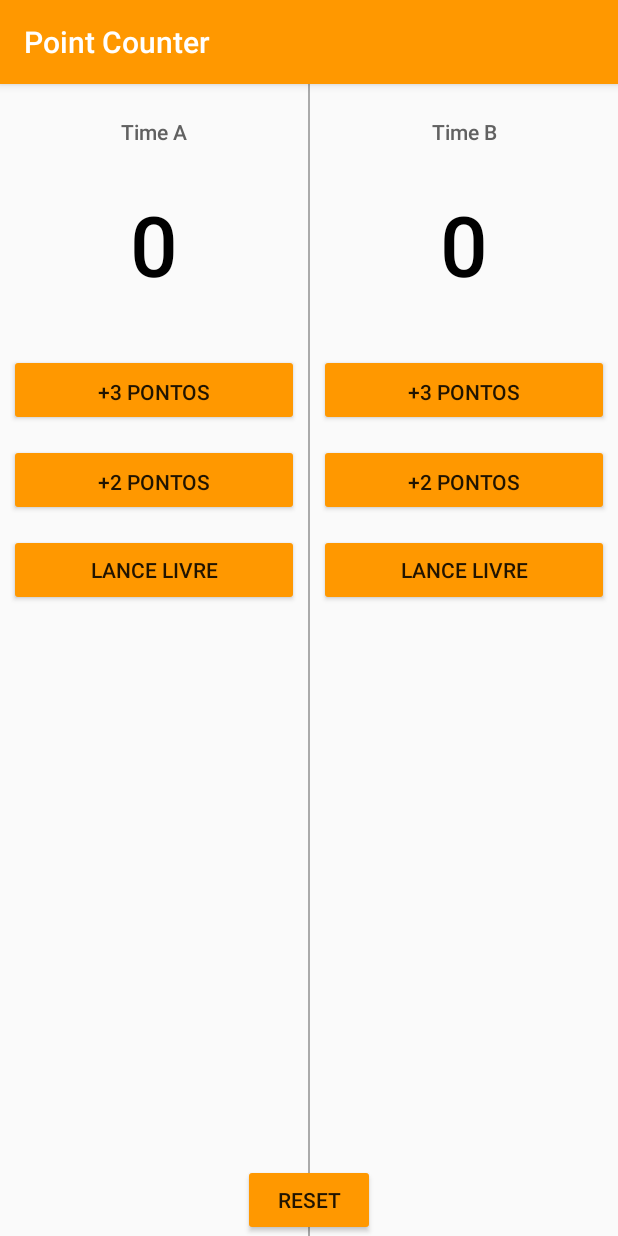
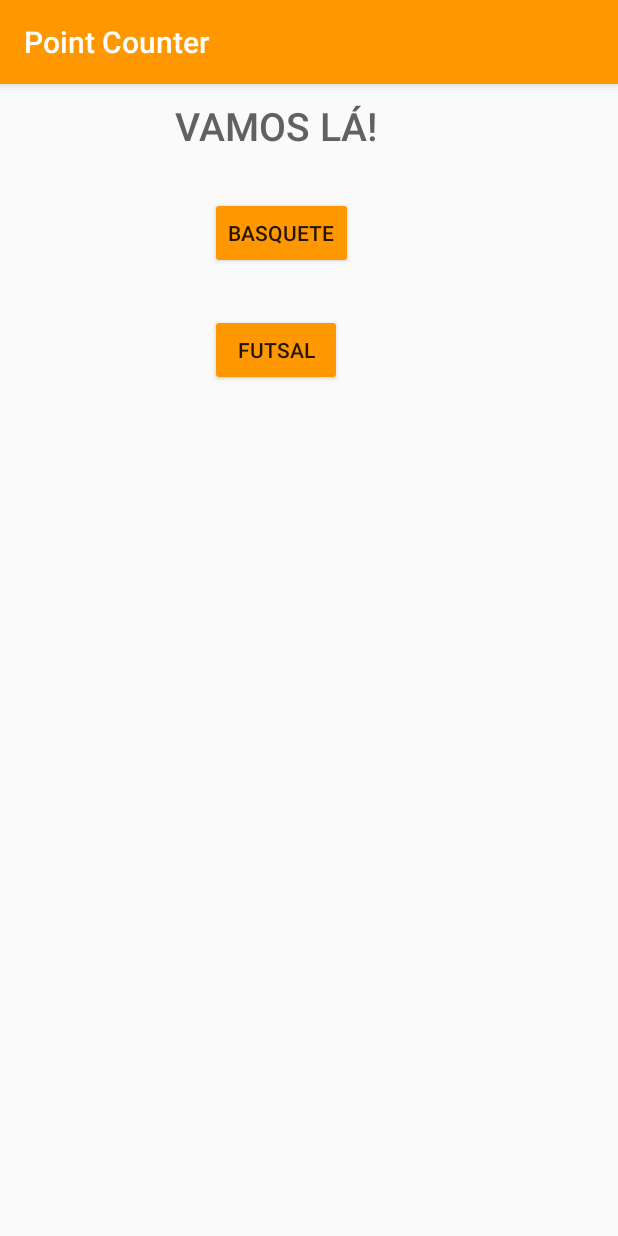
Before and after one commit to hugomaatheus/CourtCounter, an Android app: the screen it shows after launch (MainActivity), on a phone screen of 412 x 824 dp. Run offline under Robolectric (Android 15) with nearby library versions, the phone set to English and light mode, and no system bars.

Commit message:
new views

```diff
--- a/app/src/main/AndroidManifest.xml
+++ b/app/src/main/AndroidManifest.xml
@@ -16,6 +16,8 @@
                 <category android:name="android.intent.category.LAUNCHER" />
             </intent-filter>
         </activity>
+        <activity android:name=".BskActivity" />
+        <activity android:name=".FutActivity"></activity>
     </application>
 
 </manifest>
--- a/app/src/main/res/layout/activity_main.xml
+++ b/app/src/main/res/layout/activity_main.xml
@@ -1,152 +1,39 @@
-<RelativeLayout xmlns:android="http://schemas.android.com/apk/res/android"
+<LinearLayout xmlns:android="http://schemas.android.com/apk/res/android"
     xmlns:app="http://schemas.android.com/apk/res-auto"
     xmlns:tools="http://schemas.android.com/tools"
     android:layout_width="match_parent"
     android:layout_height="match_parent"
-    android:orientation="horizontal"
-    tools:context="com.example.hugo.courtcounter.MainActivity">
-
-    <LinearLayout
-        android:layout_width="match_parent"
-        android:layout_height="match_parent"
-        android:orientation="horizontal">
-
-        <LinearLayout
-            android:layout_weight="1"
-            android:layout_width="0dp"
-            android:layout_height="match_parent"
     android:orientation="vertical"
-            tools:context=".MainActivity">
+    tools:context="com.example.hugo.pointcounter.MainActivity">
 
     <TextView
-                android:layout_width="match_parent"
+        android:layout_width="wrap_content"
         android:layout_height="wrap_content"
-                android:text="Time A"
         android:gravity="center_horizontal"
-                android:layout_margin="6dp"
-                android:paddingTop="16dp"
-                android:textSize="14sp"
+        android:layout_marginTop="10dp"
+        android:layout_marginLeft="116dp"
+        android:text="Vamos lá!"
+        android:textAllCaps="true"
+        android:textSize="26sp"
         android:textColor="#616161"
         android:fontFamily="sans-serif-medium"/>
 
-            <TextView
-                android:id="@+id/team_a_score"
-                android:layout_width="match_parent"
+    <Button
+        android:id="@+id/bsk_button"
+        android:layout_width="wrap_content"
         android:layout_height="wrap_content"
-                android:gravity="center_horizontal"
-                android:text="0"
-                android:layout_margin="6dp"
-                android:paddingTop="16dp"
-                android:paddingBottom="24dp"
-                android:textSize="56sp"
-                android:textColor="#000000"
-                android:fontFamily="sans-serif-medium"/>
-
-            <Button
-                android:layout_width="match_parent"
-                android:layout_height="wrap_content"
-                android:text="+3 pontos"
-                android:layout_marginRight="24dp"
-                android:layout_marginLeft="24dp"
-                android:layout_margin="6dp"
-                android:paddingBottom="8dp"
-                android:onClick="threePointsA"/>
-
-            <Button
-                android:layout_width="match_parent"
-                android:layout_height="wrap_content"
-                android:text="+2 pontos"
-                android:layout_marginRight="24dp"
-                android:layout_marginLeft="24dp"
-                android:layout_margin="6dp"
-                android:paddingBottom="8dp"
-                android:onClick="twoPointsA"/>
-
-            <Button
-                android:layout_width="match_parent"
-                android:layout_height="wrap_content"
-                android:text="Lance livre"
-                android:layout_marginRight="24dp"
-                android:layout_marginLeft="24dp"
-                android:layout_margin="6dp"
-                android:onClick="freeThrowA"/>
-
-        </LinearLayout>
-
-        <View
-            android:layout_width="1dp"
-            android:layout_height="match_parent"
-            android:background="@android:color/darker_gray"/>
-
-        <LinearLayout
-            android:layout_weight="1"
-            android:layout_width="0dp"
-            android:layout_height="match_parent"
-            android:orientation="vertical">
-
-            <TextView
-                android:layout_width="match_parent"
-                android:layout_height="wrap_content"
-                android:text="Time B"
-                android:gravity="center_horizontal"
-                android:layout_margin="6dp"
-                android:paddingTop="16dp"
-                android:textSize="14sp"
-                android:textColor="#616161"
-                android:fontFamily="sans-serif-medium"/>
-
-            <TextView
-                android:layout_width="match_parent"
-                android:layout_height="wrap_content"
-                android:gravity="center_horizontal"
-                android:text="0"
-                android:paddingTop="16dp"
-                android:paddingBottom="24dp"
-                android:layout_margin="6dp"
-                android:id="@+id/team_b_score"
-                android:textSize="56sp"
-                android:textColor="#000000"
-                android:fontFamily="sans-serif-medium"/>
-
-            <Button
-                android:layout_width="match_parent"
-                android:layout_height="wrap_content"
-                android:text="+3 pontos"
-                android:paddingBottom="8dp"
-                android:layout_margin="6dp"
-                android:layout_marginRight="24dp"
-                android:layout_marginLeft="24dp"
-                android:onClick="threePointsB"/>
-
-            <Button
-                android:layout_width="match_parent"
-                android:layout_height="wrap_content"
-                android:text="+2 pontos"
-                android:paddingBottom="8dp"
-                android:layout_margin="6dp"
-                android:layout_marginRight="24dp"
-                android:layout_marginLeft="24dp"
-                android:onClick="twoPointsB"/>
-
-            <Button
-                android:layout_width="match_parent"
-                android:layout_height="wrap_content"
-                android:text="Lance livre"
-                android:layout_margin="6dp"
-                android:layout_marginRight="24dp"
-                android:layout_marginLeft="24dp"
-                android:onClick="freeThrowB"/>
-
-        </LinearLayout>
-
-    </LinearLayout>
+        android:text="Basquete"
+        android:layout_marginTop="30dp"
+        android:layout_marginLeft="140dp"
+        android:onClick="bskView"/>
 
     <Button
         android:layout_width="wrap_content"
         android:layout_height="wrap_content"
-        android:text="Reset"
-        android:layout_alignParentBottom="true"
-        android:layout_centerHorizontal="true"
-        android:onClick="resetScore"/>
+        android:id="@+id/fut_button"
+        android:text="Futsal"
+        android:layout_marginTop="30dp"
+        android:layout_marginLeft="140dp"
+        android:onClick="futView"/>
 
-</RelativeLayout>
+</LinearLayout>
```
Also changed, not shown: app/src/main/java/com/example/hugo/pointcounter/BskActivity.java (added, +66 -0 lines), app/src/main/java/com/example/hugo/pointcounter/FutActivity.java (added, +44 -0 lines), app/src/main/java/com/example/hugo/pointcounter/MainActivity.java (+9 -44 lines), app/src/main/res/layout/activity_bsk.xml (added, +152 -0 lines), app/src/main/res/layout/activity_fut.xml (added, +114 -0 lines), 1 other file. Lines whose indentation alone changed are shown as unchanged.
